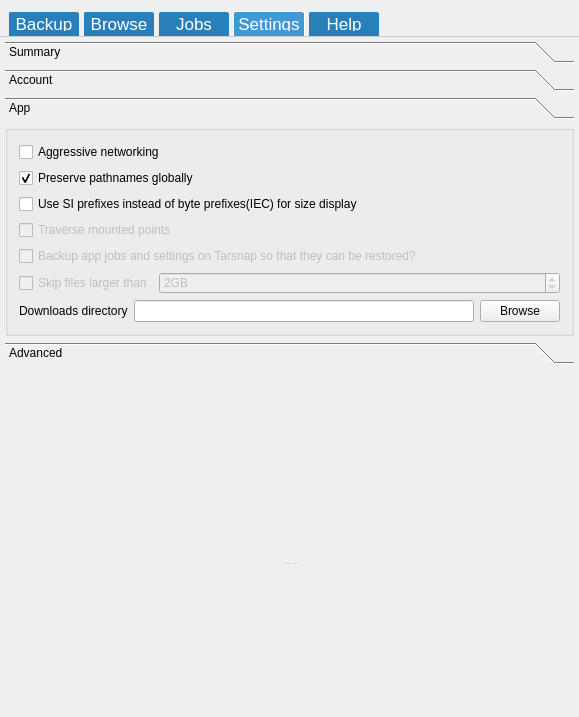
Before: the Qt Designer form forms/mainwindow.ui in Tarsnap/tarsnap-gui, drawn with Qt 5.
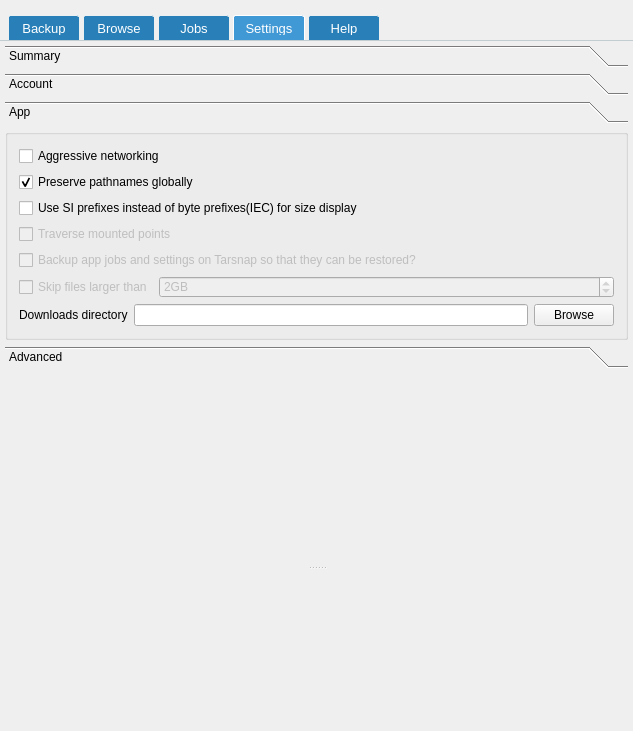
After: the same form once the commit is applied. The open tabs and pages were chosen to show the change. Icons and pictures are not drawn. Custom widgets are drawn as their Qt base class.

Commit message: Cross desktop environment UI adjustments.

What changed in the file:
```diff
--- a/forms/mainwindow.ui
+++ b/forms/mainwindow.ui
@@ -6,8 +6,8 @@
    <rect>
     <x>0</x>
     <y>0</y>
-    <width>579</width>
-    <height>717</height>
+    <width>633</width>
+    <height>731</height>
    </rect>
   </property>
   <property name="acceptDrops">
@@ -31,6 +31,9 @@
    <property name="leftMargin">
     <number>0</number>
    </property>
+   <property name="topMargin">
+    <number>15</number>
+   </property>
    <property name="rightMargin">
     <number>0</number>
    </property>
@@ -41,7 +44,7 @@
     <widget class="QWidget" name="mainContent" native="true">
      <layout class="QVBoxLayout" name="verticalLayout_17">
       <property name="spacing">
-       <number>-1</number>
+       <number>3</number>
       </property>
       <property name="leftMargin">
        <number>0</number>
@@ -73,7 +76,7 @@
 border-top-right-radius: 3px;
 padding: 5px;
 width: 60px;
-font-size: 13pt;
+font-size: 13px;
 margin-left: 3px;
 color: white;
 
@@ -1271,8 +1274,8 @@
                <rect>
                 <x>0</x>
                 <y>0</y>
-                <width>484</width>
-                <height>212</height>
+                <width>623</width>
+                <height>262</height>
                </rect>
               </property>
               <attribute name="label">
@@ -1348,7 +1351,7 @@
                    <widget class="QWidget" name="widget" native="true">
                     <layout class="QHBoxLayout" name="horizontalLayout_5">
                      <property name="spacing">
-                      <number>-1</number>
+                      <number>6</number>
                      </property>
                      <property name="leftMargin">
                       <number>0</number>
```
Left out of the diff: 34 changed lines with no effect on the pictures. The commit also changes 4 other files.
